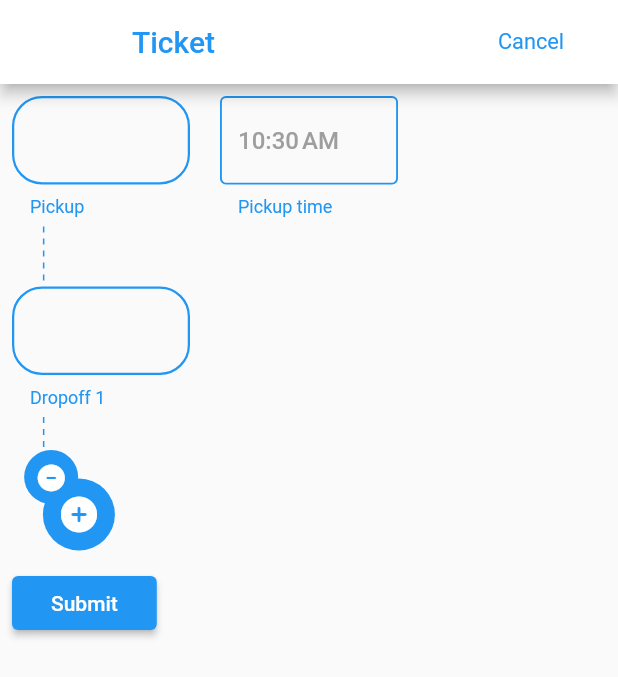
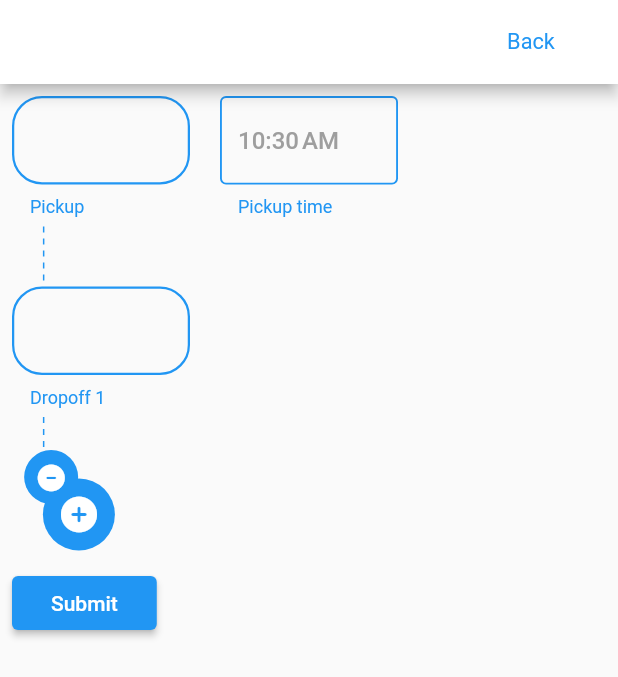
Before and after one commit to RajivMuneshwer/Dispatch, a Flutter app: the screen it shows after launch, after a tap on an icon or button, on a phone screen of 412 x 824 dp. Shown: the top 677 px of the screen. Run offline on Flutter 3.47's test engine with Material 2 defaults, Android fonts, the phone set to English and light mode, and no system bars; drawn by our look-alikes of dotted_line, flutter_animate, flutter_form_builder; our stand-ins replace bloc, chat_bubbles, custom_refresh_indicator, firebase_core, firebase_database, flutter_bloc and 4 more; accounts and stored records are empty.

```diff
--- a/lib/models/ticket_models.dart
+++ b/lib/models/ticket_models.dart
@@ -13,18 +13,6 @@ import 'package:form_builder_validators/form_builder_validators.dart';
 AppBar ticketAppBar(BuildContext context) {
   return AppBar(
     backgroundColor: Colors.white,
-    title: const Padding(
-      padding: EdgeInsets.only(
-        left: 16.0,
-      ),
-      child: Text(
-        "Ticket",
-        style: TextStyle(
-          color: Colors.blue,
-        ),
-        textAlign: TextAlign.center,
-      ),
-    ),
     actions: [
       IconButton(
         iconSize: 60,
@@ -34,7 +22,7 @@ AppBar ticketAppBar(BuildContext context) {
           );
         },
         icon: const Text(
-          "Cancel",
+          "Back",
           style: TextStyle(
             color: Colors.blue,
             fontWeight: FontWeight.w400,
@@ -843,7 +831,7 @@ class CancelButton extends StatelessWidget {
             side: const BorderSide(width: 1, color: Colors.red),
           ),
           child: const Text(
-            "Delete",
+            "Cancel",
             style: TextStyle(
               color: Colors.white,
               backgroundColor: Colors.red,
--- a/lib/screens/ticket_screen.dart
+++ b/lib/screens/ticket_screen.dart
@@ -14,11 +14,11 @@ class TicketScreen extends StatelessWidget {
   @override
   Widget build(BuildContext context) {
     print(ticketViewWithData.formLayoutList);
-    return Scaffold(
-      appBar: ticketAppBar(context),
-      body: BlocProvider(
-        create: (context) => TicketViewCubit(ticketViewWithData),
-        child: DispatchForm(),
+    return BlocProvider(
+      create: (context) => TicketViewCubit(ticketViewWithData),
+      child: Scaffold(
+        appBar: ticketAppBar(context),
+        body: DispatchForm(),
       ),
     );
   }
```
Also changed, not shown: lib/models/message_bubble.dart (+27 -0 lines), lib/models/message_models.dart (+11 -2 lines), lib/models/rnd_message_generator.dart (added, +15 -0 lines).
